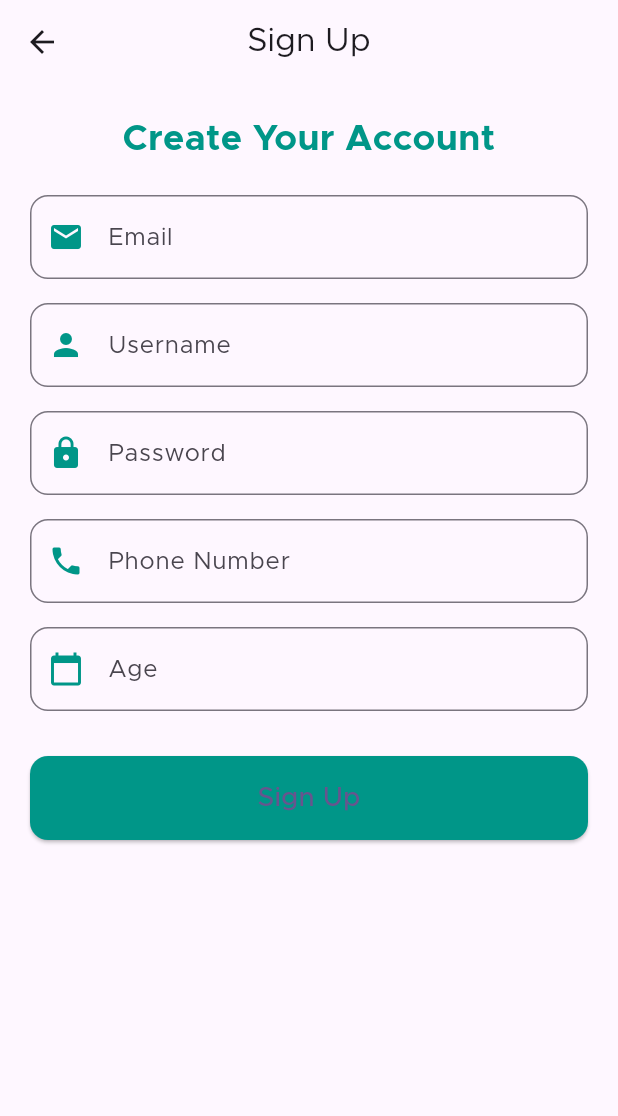
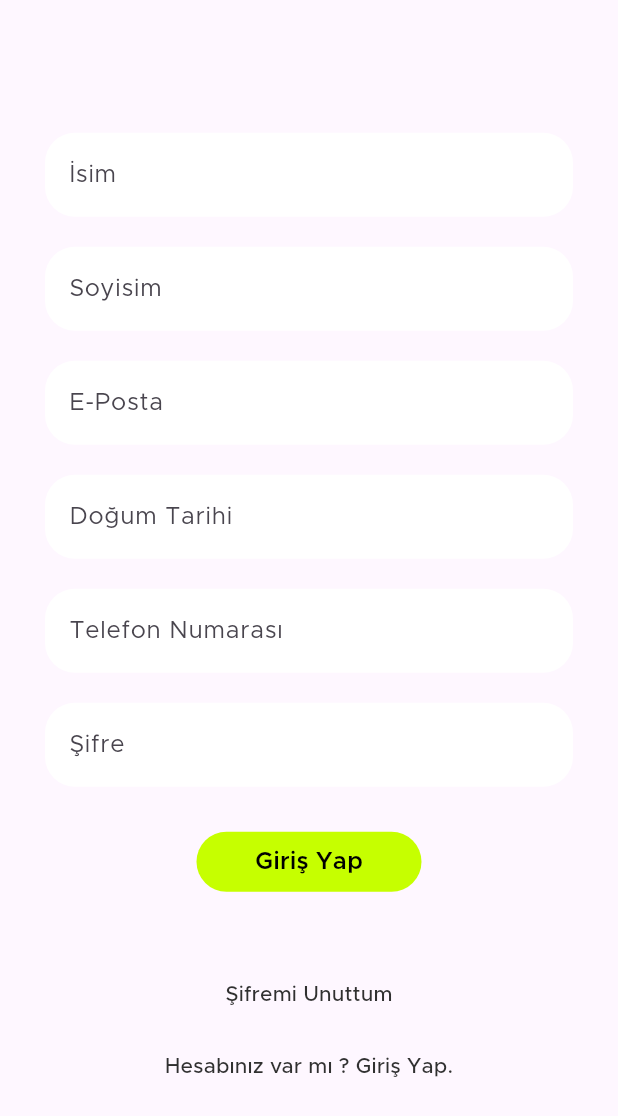
Before and after one commit to emregurs3s/MahalleMarket, a Flutter app: the screen it shows after launch, after a tap on "Kayıt Ol", on a phone screen of 412 x 824 dp. Shown: the top 1116 px of the screen. Run offline on Flutter 3.47's test engine with Material 3 defaults, Android fonts, the phone set to English and light mode, and no system bars.

Commit message:
kayıt ol sayfasının tasarımı güncellendi

```diff
--- a/mahalle_market/lib/view/login/login_view.dart
+++ b/mahalle_market/lib/view/login/login_view.dart
@@ -105,7 +105,7 @@ class _LoginScreenState extends State<LoginScreen> {
                       Navigator.push(
                           context,
                           MaterialPageRoute(
-                              builder: (context) => SignUpPage()));
+                              builder: (context) => SignUpView()));
                     },
                     child: Text("Hesabınız yok mu ? Kayıt ol."),
                   ),
--- a/mahalle_market/lib/view/login/sign_up_view.dart
+++ b/mahalle_market/lib/view/login/sign_up_view.dart
@@ -1,180 +1,109 @@
 import 'package:flutter/material.dart';
+import 'package:mahalle_market/common/color_extensions.dart';
+import 'package:mahalle_market/common_widget/round_button.dart';
+import 'package:mahalle_market/common_widget/round_icon_button.dart';
+import 'package:mahalle_market/common_widget/round_textfield.dart';
+import 'package:mahalle_market/view/login/login_view.dart';
 
-class SignUpPage extends StatelessWidget {
-  final TextEditingController emailController = TextEditingController();
-  final TextEditingController usernameController = TextEditingController();
-  final TextEditingController passwordController = TextEditingController();
-  final TextEditingController phoneController = TextEditingController();
-  final TextEditingController ageController = TextEditingController();
-  final GlobalKey<FormState> formKey = GlobalKey<FormState>();
+class SignUpView extends StatefulWidget {
+  const SignUpView({super.key});
+
+  @override
+  State<SignUpView> createState() => _SignUpViewState();
+}
+
+class _SignUpViewState extends State<SignUpView> {
+  TextEditingController txtEmail = TextEditingController();
+  TextEditingController txtPassword = TextEditingController();
+  TextEditingController txtName = TextEditingController();
+  TextEditingController txtSurname = TextEditingController();
+  TextEditingController txtBirthdate = TextEditingController();
+  TextEditingController txtPhone = TextEditingController();
 
   @override
   Widget build(BuildContext context) {
     return Scaffold(
-      appBar: AppBar(
-        title: const Text('Sign Up'),
-        centerTitle: true,
+      body: Stack(
+        children: [
+          Center(
+            child: SingleChildScrollView(
+              child: Column(
+                children: [
+                  RoundTextfield(
+                    hintText: "İsim",
+                    controller: txtEmail,
+                    keyboardType: TextInputType.emailAddress,
                   ),
-      body: SingleChildScrollView(
-        padding: const EdgeInsets.all(20.0),
-        child: Form(
-          key: formKey,
-          child: Column(
-            crossAxisAlignment: CrossAxisAlignment.stretch,
-            children: [
-              const Text(
-                'Create Your Account',
-                style: TextStyle(
-                  fontSize: 24,
-                  fontWeight: FontWeight.bold,
-                  color: Colors.teal,
+                  SizedBox(height: 20),
+                  RoundTextfield(
+                    hintText: "Soyisim",
+                    controller: txtSurname,
+                    obscureText: true,
                   ),
-                textAlign: TextAlign.center,
+                  SizedBox(height: 20),
+                  RoundTextfield(
+                    hintText: "E-Posta",
+                    controller: txtEmail,
+                    keyboardType: TextInputType.emailAddress,
                   ),
-              const SizedBox(height: 20.0),
-              buildTextFormField(
-                controller: emailController,
-                label: 'Email',
-                icon: Icons.email,
+                  SizedBox(height: 20),
+                  RoundTextfield(
+                    hintText: "Doğum Tarihi",
+                    controller: txtPassword,
+                    obscureText: true,
+                  ),
+                  SizedBox(height: 20),
+                  RoundTextfield(
+                    hintText: "Telefon Numarası",
+                    controller: txtEmail,
                     keyboardType: TextInputType.emailAddress,
-                validator: (value) {
-                  if (value == null || value.isEmpty) {
-                    return 'Please enter your email';
-                  } else if (!RegExp(r'^[^@]+@[^@]+\.[^@]+').hasMatch(value)) {
-                    return 'Please enter a valid email';
-                  }
-                  return null;
-                },
                   ),
-              const SizedBox(height: 16.0),
-              buildTextFormField(
-                controller: usernameController,
-                label: 'Username',
-                icon: Icons.person,
-                validator: (value) {
-                  if (value == null || value.isEmpty) {
-                    return 'Please enter your username';
-                  }
-                  return null;
-                },
+                  SizedBox(height: 20),
+                  RoundTextfield(
+                    hintText: "Şifre",
+                    controller: txtPassword,
+                    obscureText: true,
                   ),
-              const SizedBox(height: 16.0),
-              buildTextFormField(
-                controller: passwordController,
-                label: 'Password',
-                icon: Icons.lock,
-                obscureText: true,
-                validator: (value) {
-                  if (value == null || value.isEmpty) {
-                    return 'Please enter your password';
-                  } else if (value.length < 6) {
-                    return 'Password must be at least 6 characters long';
-                  }
-                  return null;
-                },
+                  SizedBox(
+                    height: 30,
                   ),
-              const SizedBox(height: 16.0),
-              buildTextFormField(
-                controller: phoneController,
-                label: 'Phone Number',
-                icon: Icons.phone,
-                keyboardType: TextInputType.phone,
-                validator: (value) {
-                  if (value == null || value.isEmpty) {
-                    return 'Please enter your phone number';
-                  } else if (!RegExp(r'^\d{10,15}$').hasMatch(value)) {
-                    return 'Please enter a valid phone number';
-                  }
-                  return null;
-                },
-              ),
-              const SizedBox(height: 16.0),
-              buildTextFormField(
-                controller: ageController,
-                label: 'Age',
-                icon: Icons.calendar_today,
-                keyboardType: TextInputType.number,
-                validator: (value) {
-                  if (value == null || value.isEmpty) {
-                    return 'Please enter your age';
-                  } else if (int.tryParse(value) == null ||
-                      int.parse(value) < 18) {
-                    return 'Age must be 18 or above';
-                  }
-                  return null;
-                },
-              ),
-              const SizedBox(height: 30.0),
-              ElevatedButton(
-                onPressed: () {
-                  if (formKey.currentState!.validate()) {
-                    final email = emailController.text;
-                    final username = usernameController.text;
-                    final phone = phoneController.text;
-                    final age = ageController.text;
-
-                    ScaffoldMessenger.of(context).showSnackBar(
-                      SnackBar(
-                        content: Text(
-                          'Sign Up Successful:\nEmail: $email\nUsername: $username\nPhone: $phone\nAge: $age',
+                  SizedBox(
+                    width: 150,
+                    height: 40,
+                    child: RoundButton(
+                      title: "Giriş Yap",
+                      onPressed: () {},
                     ),
                   ),
-                    );
-                  }
+                  SizedBox(height: 45),
+                  TextButton(
+                    onPressed: () {},
+                    child: Text(
+                      "Şifremi Unuttum",
+                      style: TextStyle(
+                          color: TColor.SecondaryText,
+                          fontSize: 14,
+                          fontWeight: FontWeight.w500),
+                    ),
+                  ),
+                  TextButton(
+                      onPressed: () {
+                        Navigator.push(
+                            context,
+                            MaterialPageRoute(
+                                builder: (context) => LoginScreen()));
                       },
-                style: ElevatedButton.styleFrom(
-                  padding: const EdgeInsets.symmetric(vertical: 15.0),
-                  shape: RoundedRectangleBorder(
-                    borderRadius: BorderRadius.circular(12.0),
+                      child: Text("Hesabınız var mı ? Giriş Yap.",
+                          style: TextStyle(
+                            color: TColor.SecondaryText,
+                            fontSize: 14,
+                          ))),
+                ],
               ),
-                  backgroundColor: Colors.teal,
-                ),
-                child: const Text(
-                  'Sign Up',
-                  style: TextStyle(fontSize: 18.0),
             ),
           ),
         ],
       ),
-        ),
-      ),
-    );
-  }
-
-  Widget buildTextFormField({
-    required TextEditingController controller,
-    required String label,
-    required IconData icon,
-    bool obscureText = false,
-    TextInputType keyboardType = TextInputType.text,
-    String? Function(String?)? validator,
-  }) {
-    return TextFormField(
-      controller: controller,
-      decoration: InputDecoration(
-        labelText: label,
-        prefixIcon: Icon(icon, color: Colors.teal),
-        border: OutlineInputBorder(
-          borderRadius: BorderRadius.circular(12.0),
-        ),
-        focusedBorder: OutlineInputBorder(
-          borderRadius: BorderRadius.circular(12.0),
-          borderSide: const BorderSide(color: Colors.teal),
-        ),
-      ),
-      obscureText: obscureText,
-      keyboardType: keyboardType,
-      validator: validator,
     );
   }
 }
-
-void main() {
-  runApp(MaterialApp(
-    debugShowCheckedModeBanner: false,
-    home: SignUpPage(),
-    theme: ThemeData(
-      primarySwatch: Colors.teal,
-    ),
-  ));
-}
--- a/mahalle_market/lib/view/login/welcome_view.dart
+++ b/mahalle_market/lib/view/login/welcome_view.dart
@@ -61,7 +61,7 @@ class _WelcomeViewState extends State<WelcomeView> {
                         Navigator.push(
                             context,
                             MaterialPageRoute(
-                                builder: (context) => SignUpPage()));
+                                builder: (context) => SignUpView()));
                       },
                     )),
               ],
```
Lines whose indentation alone changed are shown as unchanged.
